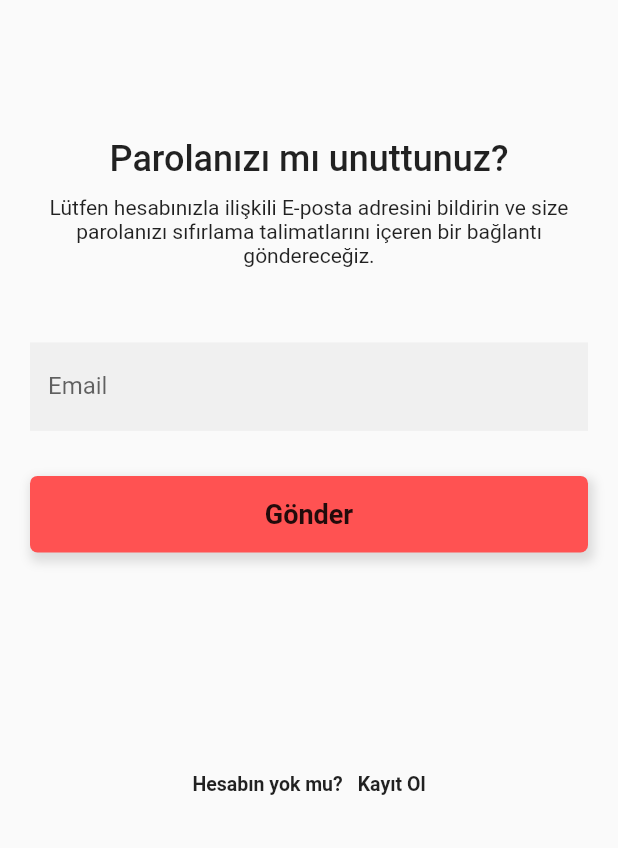
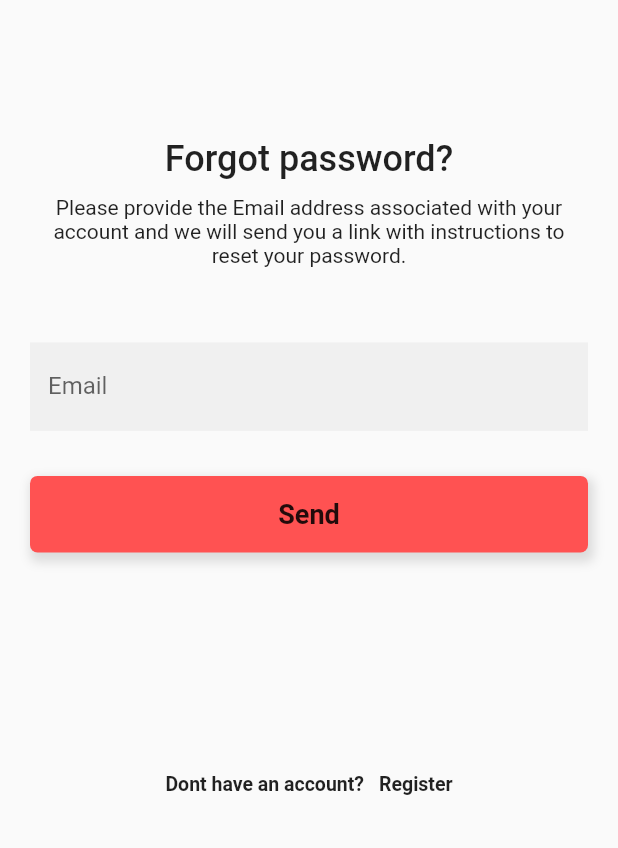
Before and after one commit to FiratAlabuga/KanDostumV2, a Flutter app: the ForgetPage screen opened directly, on a phone screen of 412 x 824 dp, the part 388-1236 px from its top. Run offline on Flutter 3.47's test engine with Material 2 defaults, Android fonts, the light colour scheme and no system bars; our stand-ins replace bottom_navy_bar, cloud_firestore, dynamic_theme, expansion_tile_card, extended_image, firebase_auth and 10 more; missing offline and left inert: maps_launcher, search_cep, simple_speed_dial, social_share; accounts and stored records are empty; generated files the repository leaves out were written again.

```diff
--- a/Mobil_App/lib/app/modules/login/pages/forget_page.dart
+++ b/Mobil_App/lib/app/modules/login/pages/forget_page.dart
@@ -49,13 +49,13 @@ class _ForgetPageState extends State<ForgetPage> {
     Navigator.pop(context);
 
     SnackBarHelper.showSuccessMessage(context,
-        title: 'Başarılı',
+        title: 'Success',
         message:
-            'Yenileme Linki Gönderilen Mail Adresi:  ${_controller.userEmail}');
+            'E-Mail Address For Which Renewal Link Has Been Sent:  ${_controller.userEmail}');
   }
 
   onError(error) {
-    SnackBarHelper.showFailureMessage(context, title: 'Hata', message: error);
+    SnackBarHelper.showFailureMessage(context, title: 'Error', message: error);
   }
 
   @override
@@ -86,7 +86,7 @@ class _ForgetPageState extends State<ForgetPage> {
                 ),
                 Expanded(child: SizedBox()),
                 Text(
-                  'Parolanızı mı unuttunuz?',
+                  'Forgot password?',
                   textAlign: TextAlign.center,
                   style: TextStyle(
                     fontSize: 24.0,
@@ -95,7 +95,7 @@ class _ForgetPageState extends State<ForgetPage> {
                 ),
                 SizedBox(height: 10.0),
                 Text(
-                  'Lütfen hesabınızla ilişkili E-posta adresini bildirin ve size parolanızı sıfırlama talimatlarını içeren bir bağlantı göndereceğiz.',
+                  'Please provide the Email address associated with your account and we will send you a link with instructions to reset your password.',
                   textAlign: TextAlign.center,
                 ),
                 SizedBox(height: 40),
@@ -111,7 +111,7 @@ class _ForgetPageState extends State<ForgetPage> {
                 SizedBox(height: 20),
                 Observer(builder: (_) {
                   return SubmitButton(
-                    label: 'Gönder',
+                    label: 'Send',
                     busy: _controller.busy,
                     firstColor: Theme.of(context).accentColor,
                     secondColor: Theme.of(context).primaryColor,
@@ -121,8 +121,8 @@ class _ForgetPageState extends State<ForgetPage> {
                 SizedBox(height: 20),
                 Expanded(child: SizedBox()),
                 MetinButton(
-                  question: 'Hesabın yok mu?',
-                  label: 'Kayıt Ol',
+                  question: 'Dont have an account?',
+                  label: 'Register',
                   onTap: navigatorToRegisterPage,
                 ),
               ],
```
